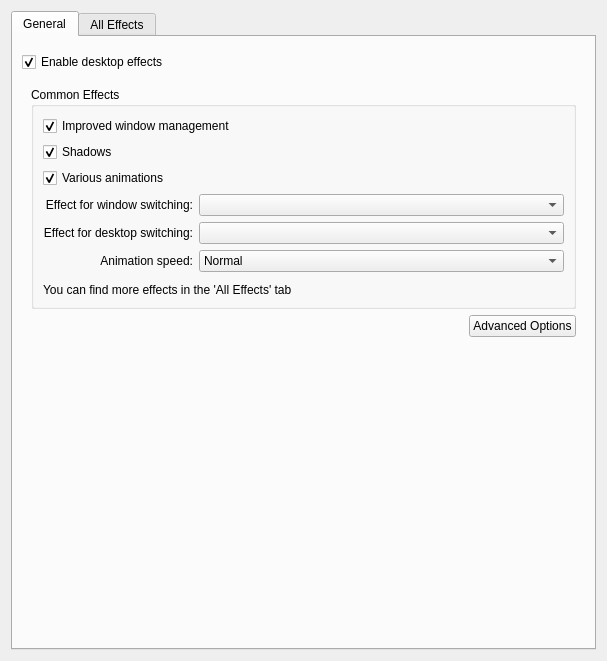
The window that kcmkwin/kwincompositing/main.ui (KDE/kwin) describes before a commit, drawn with Qt 5.
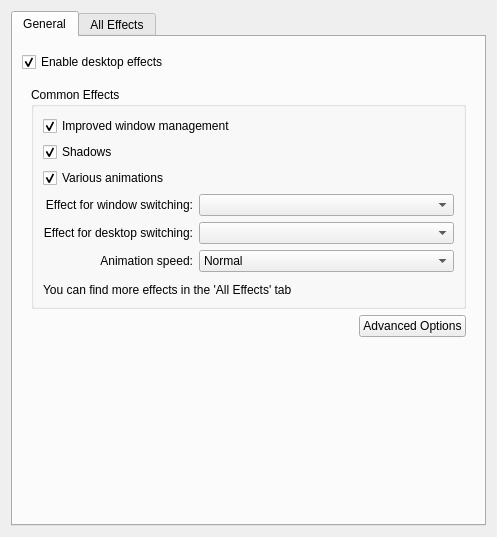
The same window after the commit. Custom widgets are drawn as their Qt base class.

Diff of the .ui file:
```diff
--- a/kcmkwin/kwincompositing/main.ui
+++ b/kcmkwin/kwincompositing/main.ui
@@ -5,8 +5,8 @@
    <rect>
     <x>0</x>
     <y>0</y>
-    <width>607</width>
-    <height>661</height>
+    <width>497</width>
+    <height>537</height>
    </rect>
   </property>
   <layout class="QVBoxLayout" >
@@ -41,8 +41,8 @@
             <property name="title" >
              <string>Common Effects</string>
             </property>
-            <layout class="QGridLayout" name="gridLayout" >
-             <item row="0" column="0" colspan="2" >
+            <layout class="QVBoxLayout" name="verticalLayout_2" >
+             <item>
               <widget class="QCheckBox" name="effectWinManagement" >
                <property name="text" >
                 <string>Improved window management</string>
@@ -52,7 +52,7 @@
                </property>
               </widget>
              </item>
-             <item row="1" column="0" colspan="2" >
+             <item>
               <widget class="QCheckBox" name="effectShadows" >
                <property name="text" >
                 <string>Shadows</string>
@@ -62,7 +62,7 @@
                </property>
               </widget>
              </item>
-             <item row="2" column="0" colspan="2" >
+             <item>
               <widget class="QCheckBox" name="effectAnimations" >
                <property name="text" >
                 <string>Various animations</string>
@@ -72,7 +72,12 @@
                </property>
               </widget>
              </item>
-             <item row="3" column="0" >
+             <item>
+              <layout class="QFormLayout" name="formLayout" >
+               <property name="labelAlignment" >
+                <set>Qt::AlignRight|Qt::AlignTrailing|Qt::AlignVCenter</set>
+               </property>
+               <item row="1" column="0" >
               <widget class="QLabel" name="label_3" >
                <property name="text" >
                 <string>Effect for window switching:</string>
@@ -85,7 +90,7 @@
                </property>
               </widget>
              </item>
-             <item row="3" column="1" >
+               <item row="1" column="1" >
               <widget class="QComboBox" name="windowSwitchingCombo" >
                <property name="sizePolicy" >
                 <sizepolicy vsizetype="Fixed" hsizetype="Expanding" >
@@ -95,7 +100,7 @@
                </property>
               </widget>
              </item>
-             <item row="4" column="0" >
+               <item row="2" column="0" >
               <widget class="QLabel" name="label_4" >
                <property name="text" >
                 <string>Effect for desktop switching:</string>
@@ -108,7 +113,7 @@
                </property>
               </widget>
              </item>
-             <item row="4" column="1" >
+               <item row="2" column="1" >
               <widget class="QComboBox" name="desktopSwitchingCombo" >
                <property name="sizePolicy" >
                 <sizepolicy vsizetype="Fixed" hsizetype="Expanding" >
@@ -118,14 +123,20 @@
                </property>
               </widget>
              </item>
-             <item row="7" column="0" colspan="2" >
-              <widget class="QLabel" name="label" >
+               <item row="3" column="0" >
+                <widget class="QLabel" name="label_5" >
                <property name="text" >
-                <string>You can find more effects in the 'All Effects' tab</string>
+                  <string>Animation speed:</string>
+                 </property>
+                 <property name="alignment" >
+                  <set>Qt::AlignRight|Qt::AlignTrailing|Qt::AlignVCenter</set>
+                 </property>
+                 <property name="buddy" >
+                  <cstring>animationSpeedCombo</cstring>
                </property>
               </widget>
              </item>
-             <item row="5" column="1" >
+               <item row="3" column="1" >
               <widget class="QComboBox" name="animationSpeedCombo" >
                <property name="sizePolicy" >
                 <sizepolicy vsizetype="Fixed" hsizetype="Expanding" >
@@ -173,17 +184,9 @@
                </item>
               </widget>
              </item>
-             <item row="5" column="0" >
-              <widget class="QLabel" name="label_5" >
-               <property name="text" >
-                <string>Animation speed:</string>
-               </property>
-               <property name="alignment" >
-                <set>Qt::AlignRight|Qt::AlignTrailing|Qt::AlignVCenter</set>
-               </property>
-              </widget>
+              </layout>
              </item>
-             <item row="6" column="0" >
+             <item>
               <spacer name="verticalSpacer" >
                <property name="orientation" >
                 <enum>Qt::Vertical</enum>
@@ -199,18 +202,14 @@
                </property>
               </spacer>
              </item>
+             <item>
+              <widget class="QLabel" name="label" >
+               <property name="text" >
+                <string>You can find more effects in the 'All Effects' tab</string>
+               </property>
+              </widget>
+             </item>
             </layout>
-            <zorder>effectWinManagement</zorder>
-            <zorder>effectShadows</zorder>
-            <zorder>effectAnimations</zorder>
-            <zorder>label_3</zorder>
-            <zorder>windowSwitchingCombo</zorder>
-            <zorder>label_4</zorder>
-            <zorder>desktopSwitchingCombo</zorder>
-            <zorder>label</zorder>
-            <zorder>animationSpeedCombo</zorder>
-            <zorder>label_5</zorder>
-            <zorder>verticalSpacer</zorder>
            </widget>
           </item>
           <item>
@@ -282,7 +281,6 @@
     </widget>
    </item>
   </layout>
-  <zorder>tabWidget</zorder>
  </widget>
  <customwidgets>
   <customwidget>
```
Left out of the diff: 8 changed lines with no effect on the pictures. Lines whose indentation alone changed are shown as unchanged.
